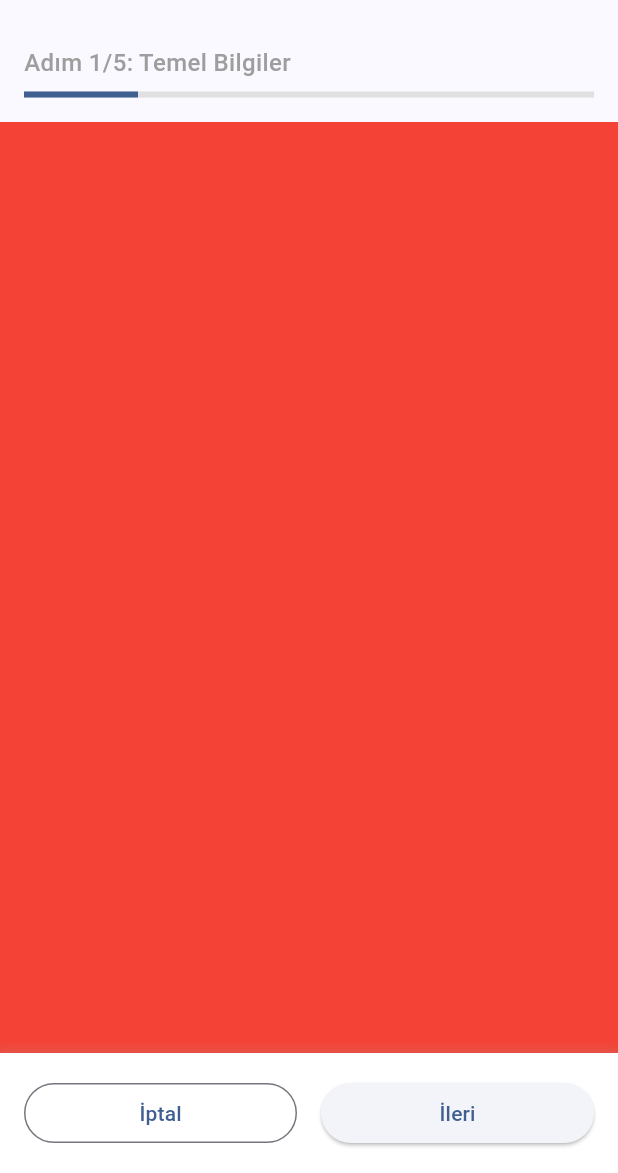
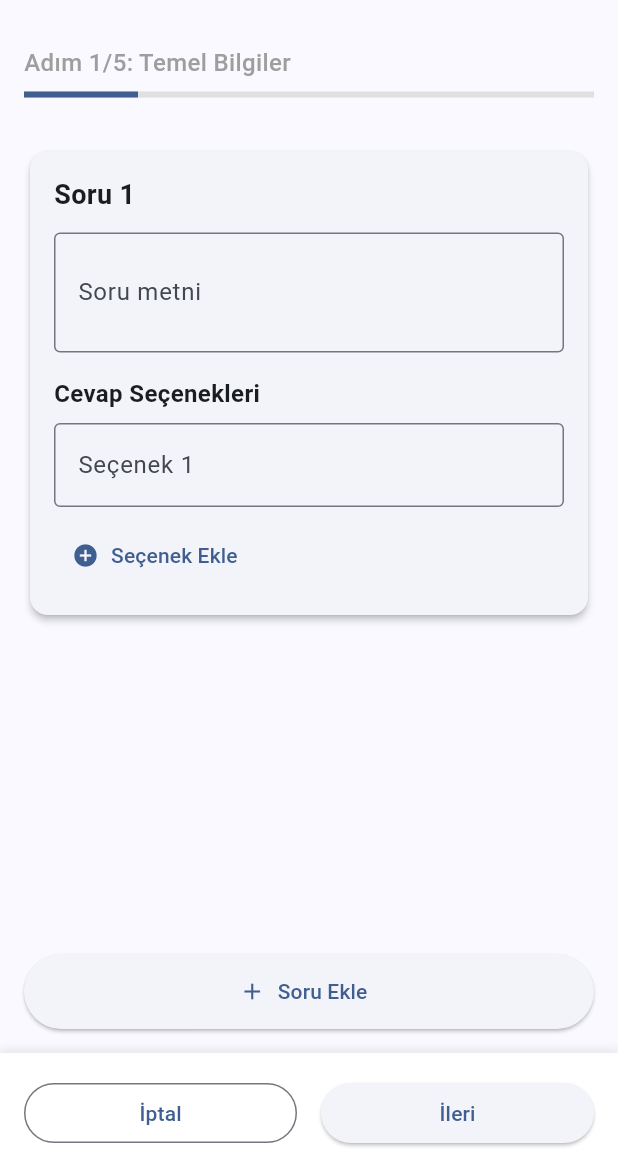
Before and after one commit to bedii97/ProneApp, a Flutter app: the CreateQuizView screen opened directly, swiped to page 2, on a phone screen of 412 x 824 dp, the part 63-1236 px from its top. Run offline on Flutter 3.47's test engine with Material 3 defaults, Android fonts, the phone set to English and light mode, and no system bars; our stand-ins replace flutter_bloc, flutter_dotenv, go_router, shared_preferences, supabase_flutter; accounts and stored records are empty.

Commit message:
Add quiz question management with dynamic addition and removal of questions

```diff
--- /dev/null
+++ b/lib/feature/post/domain/models/quiz_question_model.dart
@@ -0,0 +1,23 @@
+class QuizQuestion {
+  String questionText = '';
+  List<String> options = [''];
+  int? correctAnswerIndex;
+
+  QuizQuestion({
+    this.questionText = '',
+    List<String>? options,
+    this.correctAnswerIndex,
+  }) : options = options ?? [''];
+
+  QuizQuestion copyWith({
+    String? questionText,
+    List<String>? options,
+    int? correctAnswerIndex,
+  }) {
+    return QuizQuestion(
+      questionText: questionText ?? this.questionText,
+      options: options ?? this.options,
+      correctAnswerIndex: correctAnswerIndex ?? this.correctAnswerIndex,
+    );
+  }
+}
--- a/lib/feature/post/presentation/screens/create_quiz_screen.dart
+++ b/lib/feature/post/presentation/screens/create_quiz_screen.dart
@@ -3,6 +3,7 @@ import 'package:flutter_bloc/flutter_bloc.dart';
 import 'package:go_router/go_router.dart';
 import 'package:prone/feature/post/presentation/cubits/create_quiz_cubit.dart';
 import 'package:prone/feature/post/presentation/widgets/quiz_steps/create_quiz_basic_info_page.dart';
+import 'package:prone/feature/post/presentation/widgets/quiz_steps/create_quiz_question_page.dart';
 
 class CreateQuizScreen extends StatelessWidget {
   const CreateQuizScreen({super.key});
@@ -44,7 +45,8 @@ class _CreateQuizViewState extends State<CreateQuizView> {
     _formKeys = List.generate(5, (index) => GlobalKey<FormState>());
     stepWidgets = [
       CreateQuizBasicInfoScreen(formKey: _formKeys[0]),
-      Container(color: Colors.red),
+      CreateQuizQuestionScreen(formKey: _formKeys[1]),
+      //Container(color: Colors.red),
       Container(color: Colors.green),
       Container(color: Colors.blue),
       Container(color: Colors.yellow),
--- /dev/null
+++ b/lib/feature/post/presentation/widgets/quiz_question_card.dart
@@ -0,0 +1,135 @@
+import 'package:flutter/material.dart';
+import 'package:prone/feature/post/domain/models/quiz_question_model.dart';
+
+class QuizQuestionCard extends StatelessWidget {
+  final QuizQuestion question;
+  final int questionNumber;
+  final VoidCallback? onRemove;
+  final Function(String) onQuestionChanged;
+  final VoidCallback onOptionsChanged;
+
+  const QuizQuestionCard({
+    super.key,
+    required this.question,
+    required this.questionNumber,
+    this.onRemove,
+    required this.onQuestionChanged,
+    required this.onOptionsChanged,
+  });
+
+  void _addOption() {
+    question.options.add('');
+    onOptionsChanged();
+  }
+
+  void _removeOption(int index) {
+    if (question.options.length > 1) {
+      question.options.removeAt(index);
+      onOptionsChanged();
+    }
+  }
+
+  @override
+  Widget build(BuildContext context) {
+    return Card(
+      elevation: 2,
+      child: Padding(
+        padding: const EdgeInsets.all(16.0),
+        child: Column(
+          crossAxisAlignment: CrossAxisAlignment.start,
+          children: [
+            // Soru başlığı ve silme butonu
+            Row(
+              mainAxisAlignment: MainAxisAlignment.spaceBetween,
+              children: [
+                Text(
+                  'Soru $questionNumber',
+                  style: const TextStyle(
+                    fontSize: 18,
+                    fontWeight: FontWeight.bold,
+                  ),
+                ),
+                if (onRemove != null)
+                  IconButton(
+                    onPressed: onRemove,
+                    icon: const Icon(Icons.delete, color: Colors.red),
+                  ),
+              ],
+            ),
+            const SizedBox(height: 12),
+
+            // Soru metni input
+            TextFormField(
+              decoration: const InputDecoration(
+                labelText: 'Soru metni',
+                border: OutlineInputBorder(),
+                hintText: 'Sorunuzu buraya yazın...',
+              ),
+              maxLines: 2,
+              onChanged: onQuestionChanged,
+              validator: (value) {
+                if (value == null || value.isEmpty) {
+                  return 'Soru metni boş olamaz';
+                }
+                return null;
+              },
+            ),
+            const SizedBox(height: 16),
+
+            // Cevap seçenekleri başlığı
+            const Text(
+              'Cevap Seçenekleri',
+              style: TextStyle(fontSize: 16, fontWeight: FontWeight.w600),
+            ),
+            const SizedBox(height: 8),
+
+            // Cevap seçenekleri listesi
+            ...question.options.asMap().entries.map((entry) {
+              int index = entry.key;
+              return Padding(
+                padding: const EdgeInsets.only(bottom: 8.0),
+                child: Row(
+                  children: [
+                    Expanded(
+                      child: TextFormField(
+                        decoration: InputDecoration(
+                          labelText: 'Seçenek ${index + 1}',
+                          border: const OutlineInputBorder(),
+                          hintText: 'Cevap seçeneğini yazın...',
+                        ),
+                        onChanged: (value) {
+                          question.options[index] = value;
+                        },
+                        validator: (value) {
+                          if (value == null || value.isEmpty) {
+                            return 'Seçenek boş olamaz';
+                          }
+                          return null;
+                        },
+                      ),
+                    ),
+                    if (question.options.length > 1)
+                      IconButton(
+                        onPressed: () => _removeOption(index),
+                        icon: const Icon(
+                          Icons.remove_circle,
+                          color: Colors.red,
+                        ),
+                      ),
+                  ],
+                ),
+              );
+            }).toList(),
+
+            // Seçenek ekleme butonu
+            TextButton.icon(
+              onPressed: _addOption,
+              icon: const Icon(Icons.add_circle),
+              label: const Text('Seçenek Ekle'),
+            ),
+          ],
+        ),
+      ),
+    );
+  }
+}
--- /dev/null
+++ b/lib/feature/post/presentation/widgets/quiz_steps/create_quiz_question_page.dart
@@ -0,0 +1,74 @@
+import 'package:flutter/material.dart';
+import 'package:prone/feature/post/domain/models/quiz_question_model.dart';
+import 'package:prone/feature/post/presentation/widgets/quiz_question_card.dart';
+
+class CreateQuizQuestionScreen extends StatefulWidget {
+  final GlobalKey<FormState> formKey;
+  const CreateQuizQuestionScreen({super.key, required this.formKey});
+
+  @override
+  State<CreateQuizQuestionScreen> createState() =>
+      _CreateQuizQuestionScreenState();
+}
+
+class _CreateQuizQuestionScreenState extends State<CreateQuizQuestionScreen> {
+  List<QuizQuestion> questions = [QuizQuestion()];
+
+  void _addQuestion() {
+    setState(() {
+      questions.add(QuizQuestion());
+    });
+  }
+
+  void _removeQuestion(int index) {
+    if (questions.length > 1) {
+      setState(() {
+        questions.removeAt(index);
+      });
+    }
+  }
+
+  @override
+  Widget build(BuildContext context) {
+    return Padding(
+      padding: const EdgeInsets.all(16.0),
+      child: Column(
+        children: [
+          Expanded(
+            child: ListView.builder(
+              itemCount: questions.length,
+              itemBuilder: (context, index) {
+                return Padding(
+                  padding: const EdgeInsets.only(bottom: 16.0),
+                  child: QuizQuestionCard(
+                    question: questions[index],
+                    questionNumber: index + 1,
+                    onRemove: questions.length > 1
+                        ? () => _removeQuestion(index)
+                        : null,
+                    onQuestionChanged: (value) {
+                      setState(() {
+                        questions[index].questionText = value;
+                      });
+                    },
+                    onOptionsChanged: () {
+                      setState(() {});
+                    },
+                  ),
+                );
+              },
+            ),
+          ),
+          ElevatedButton.icon(
+            onPressed: _addQuestion,
+            icon: const Icon(Icons.add),
+            label: const Text('Soru Ekle'),
+            style: ElevatedButton.styleFrom(
+              minimumSize: const Size(double.infinity, 50),
+            ),
+          ),
+        ],
+      ),
+    );
+  }
+}
```
